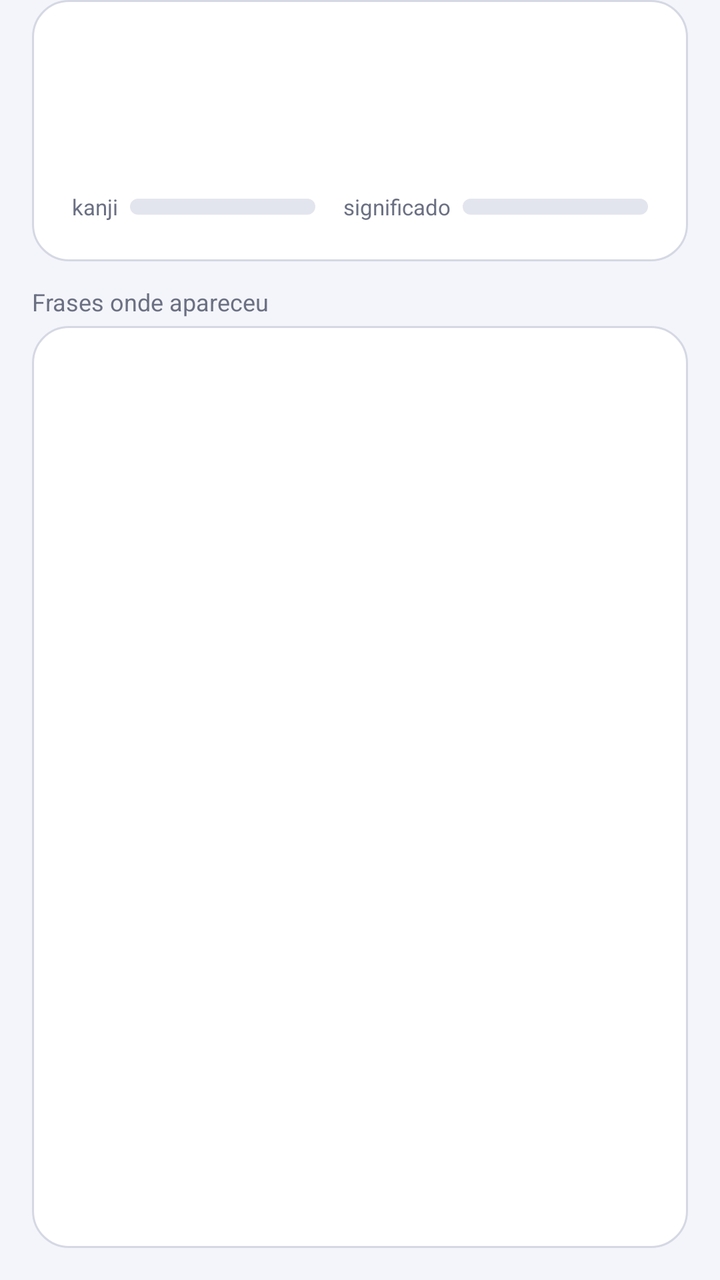
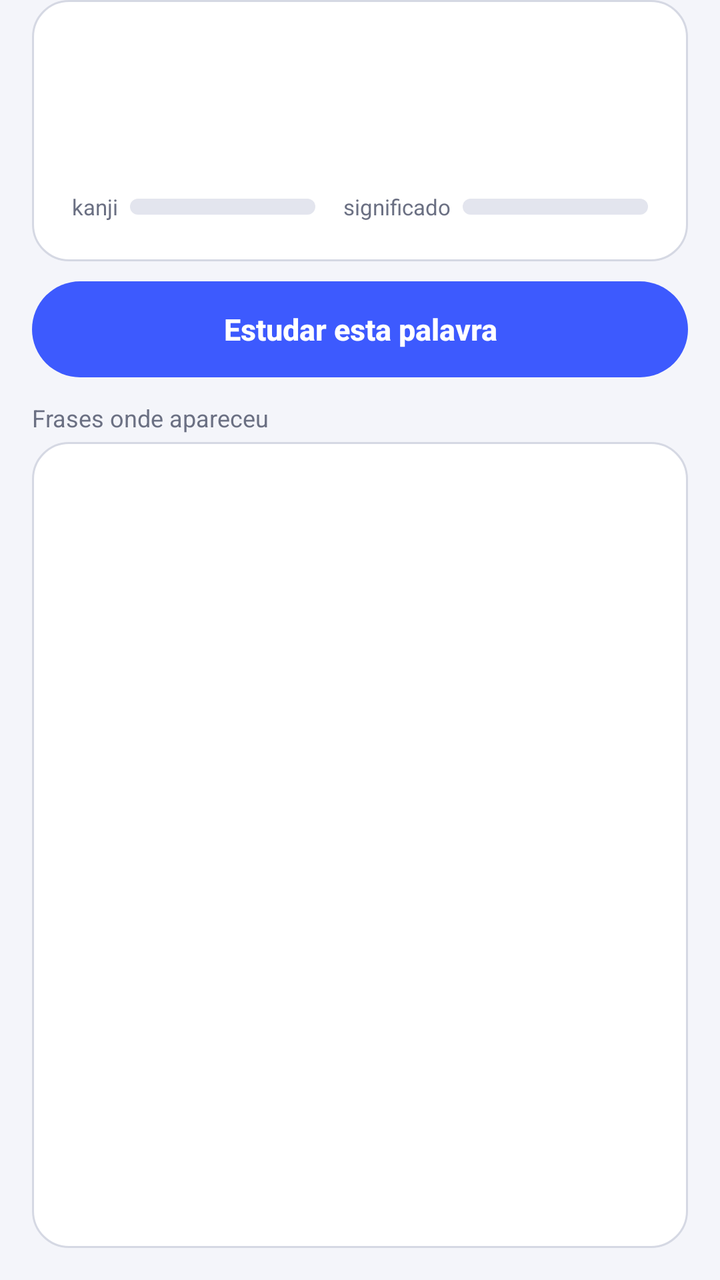

Before-and-after screenshots of an Android layout around one commit, followed by the original layout XML and the change that was made.
<!-- AndroidManifest.xml: application theme Theme.LegendaJP -->
<!-- res/layout/activity_vocab_detail.xml -->
<?xml version="1.0" encoding="utf-8"?>
<LinearLayout xmlns:android="http://schemas.android.com/apk/res/android"
    android:layout_width="match_parent"
    android:layout_height="match_parent"
    android:orientation="vertical"
    android:paddingStart="16dp"
    android:paddingEnd="16dp"
    android:paddingBottom="16dp">

    <LinearLayout
        android:layout_width="match_parent"
        android:layout_height="wrap_content"
        android:orientation="vertical"
        android:background="@drawable/bg_card"
        android:padding="20dp">

        <LinearLayout
            android:layout_width="match_parent"
            android:layout_height="wrap_content"
            android:orientation="horizontal"
            android:gravity="bottom">

            <TextView
                android:id="@+id/base"
                android:layout_width="wrap_content"
                android:layout_height="wrap_content"
                android:textColor="@color/saved_word"
                android:textSize="32sp"
                android:textStyle="bold" />

            <TextView
                android:id="@+id/reading"
                android:layout_width="wrap_content"
                android:layout_height="wrap_content"
                android:layout_marginStart="12dp"
                android:paddingBottom="5dp"
                android:textColor="@color/text_secondary"
                android:textSize="16sp" />
        </LinearLayout>

        <TextView
            android:id="@+id/meta"
            android:layout_width="match_parent"
            android:layout_height="wrap_content"
            android:layout_marginTop="4dp"
            android:textColor="@color/text_secondary"
            android:textSize="14sp" />

        <LinearLayout
            android:layout_width="match_parent"
            android:layout_height="wrap_content"
            android:layout_marginTop="10dp"
            android:orientation="horizontal"
            android:gravity="center_vertical">

            <TextView android:layout_width="wrap_content" android:layout_height="wrap_content" android:text="kanji" android:textColor="@color/text_secondary" android:textSize="11sp" />
            <ProgressBar android:id="@+id/barKanji" style="?android:attr/progressBarStyleHorizontal" android:layout_width="0dp" android:layout_height="8dp" android:layout_weight="1" android:layout_marginStart="6dp" android:layout_marginEnd="14dp" android:max="100" android:progressDrawable="@drawable/level_progress" />
            <TextView android:layout_width="wrap_content" android:layout_height="wrap_content" android:text="significado" android:textColor="@color/text_secondary" android:textSize="11sp" />
            <ProgressBar android:id="@+id/barMeaning" style="?android:attr/progressBarStyleHorizontal" android:layout_width="0dp" android:layout_height="8dp" android:layout_weight="1" android:layout_marginStart="6dp" android:max="100" android:progressDrawable="@drawable/level_progress" />
        </LinearLayout>
    </LinearLayout>

    <TextView
        android:layout_width="match_parent"
        android:layout_height="wrap_content"
        android:layout_marginTop="12dp"
        android:layout_marginBottom="4dp"
        android:text="Frases onde apareceu"
        android:textColor="@color/text_secondary"
        android:textSize="12sp" />

    <ListView
        android:id="@+id/occ"
        android:layout_width="match_parent"
        android:layout_height="0dp"
        android:layout_weight="1"
        android:background="@drawable/bg_card"
        android:divider="@color/outline"
        android:dividerHeight="1dp"
        android:paddingTop="4dp"
        android:paddingBottom="4dp"
        android:clipToPadding="false" />
</LinearLayout>
<!-- resources referenced by this layout -->
<resources>
  <color name="outline">#D5D8E3</color>
  <color name="saved_word">#5B4FE8</color>
  <color name="text_secondary">#6B7083</color>
  <!-- drawable bg_card (drawable) -->
  <?xml version="1.0" encoding="utf-8"?>
  <shape xmlns:android="http://schemas.android.com/apk/res/android" android:shape="rectangle">
      <solid android:color="@color/card" />
      <stroke android:width="1dp" android:color="@color/outline" />
      <corners android:radius="18dp" />
  </shape>
  <!-- drawable level_progress (drawable) -->
  <?xml version="1.0" encoding="utf-8"?>
  <layer-list xmlns:android="http://schemas.android.com/apk/res/android">
      <item android:id="@android:id/background">
          <shape android:shape="rectangle">
              <solid android:color="@color/level_track" />
              <corners android:radius="4dp" />
          </shape>
      </item>
      <item android:id="@android:id/progress">
          <clip>
              <shape android:shape="rectangle">
                  <solid android:color="@color/accent" />
                  <corners android:radius="4dp" />
              </shape>
          </clip>
      </item>
  </layer-list>
  <style name="Theme.LegendaJP" parent="@android:style/Theme.DeviceDefault.DayNight">
          <item name="android:colorPrimary">@color/primary</item>
          <item name="android:colorAccent">@color/accent</item>
          <item name="android:windowBackground">@color/background</item>
          <item name="android:statusBarColor">@color/background</item>
          <item name="android:navigationBarColor">@color/background</item>
          <item name="android:windowLightStatusBar">true</item>
          <item name="android:windowLightNavigationBar">true</item>
          <item name="android:textColorPrimary">@color/text</item>
          <item name="android:textColorSecondary">@color/text_secondary</item>
          <item name="android:actionBarStyle">@style/LegendaJP.ActionBar</item>
      </style>
  <color name="card">#FFFFFF</color>
  <color name="level_track">#E3E5EE</color>
  <color name="accent">#3D5AFE</color>
  <color name="primary">#1E2A5A</color>
  <color name="background">#F4F5FA</color>
  <color name="text">#1A1C23</color>
  <style name="LegendaJP.ActionBar" parent="@android:style/Widget.DeviceDefault.ActionBar.Solid">
          <item name="android:background">@color/background</item>
          <item name="android:elevation">0dp</item>
          <item name="android:titleTextStyle">@style/LegendaJP.ActionBar.Title</item>
      </style>
  <style name="LegendaJP.ActionBar.Title" parent="@android:style/TextAppearance.DeviceDefault.Widget.ActionBar.Title">
          <item name="android:textColor">@color/text</item>
          <item name="android:textStyle">bold</item>
      </style>
</resources>

<!-- the commit's change to res/layout/activity_vocab_detail.xml (unified diff, before → after) -->
@@ -60,6 +60,56 @@
         </LinearLayout>
     </LinearLayout>
 
+    <LinearLayout
+        android:id="@+id/strokeBox"
+        android:layout_width="match_parent"
+        android:layout_height="wrap_content"
+        android:layout_marginTop="10dp"
+        android:orientation="vertical"
+        android:background="@drawable/bg_card"
+        android:padding="12dp"
+        android:visibility="gone">
+
+        <TextView
+            android:layout_width="match_parent"
+            android:layout_height="wrap_content"
+            android:text="Como escrever (toque num kanji para repetir)"
+            android:textColor="@color/text_secondary"
+            android:textSize="12sp" />
+
+        <HorizontalScrollView
+            android:layout_width="match_parent"
+            android:layout_height="wrap_content"
+            android:layout_marginTop="4dp">
+
+            <LinearLayout
+                android:id="@+id/strokeRow"
+                android:layout_width="wrap_content"
+                android:layout_height="wrap_content"
+                android:orientation="horizontal" />
+        </HorizontalScrollView>
+
+        <TextView
+            android:id="@+id/kanjiInfo"
+            android:layout_width="match_parent"
+            android:layout_height="wrap_content"
+            android:layout_marginTop="8dp"
+            android:textColor="@color/text"
+            android:textSize="14sp"
+            android:lineSpacingExtra="3dp"
+            android:textIsSelectable="true" />
+    </LinearLayout>
+
+    <Button
+        android:id="@+id/btnStudyWord"
+        style="@style/Button.Primary"
+        android:layout_width="match_parent"
+        android:layout_height="wrap_content"
+        android:layout_marginTop="10dp"
+        android:minHeight="48dp"
+        android:textSize="15sp"
+        android:text="Estudar esta palavra" />
+
     <TextView
         android:layout_width="match_parent"
         android:layout_height="wrap_content"
<!-- resource entries referenced after the edit -->
@@ -28,6 +28,15 @@
           </clip>
       </item>
   </layer-list>
+  <style name="Button.Primary" parent="@android:style/Widget.DeviceDefault.Button">
+          <item name="android:background">@drawable/bg_button_primary</item>
+          <item name="android:textColor">#FFFFFF</item>
+          <item name="android:textSize">17sp</item>
+          <item name="android:textStyle">bold</item>
+          <item name="android:textAllCaps">false</item>
+          <item name="android:minHeight">56dp</item>
+          <item name="android:stateListAnimator">@null</item>
+      </style>
   <style name="Theme.LegendaJP" parent="@android:style/Theme.DeviceDefault.DayNight">
           <item name="android:colorPrimary">@color/primary</item>
           <item name="android:colorAccent">@color/accent</item>
@@ -43,6 +52,16 @@
   <color name="card">#FFFFFF</color>
   <color name="level_track">#E3E5EE</color>
   <color name="accent">#3D5AFE</color>
+  <!-- drawable bg_button_primary (drawable) -->
+  <?xml version="1.0" encoding="utf-8"?>
+  <ripple xmlns:android="http://schemas.android.com/apk/res/android" android:color="#33FFFFFF">
+      <item>
+          <shape android:shape="rectangle">
+              <solid android:color="@color/accent" />
+              <corners android:radius="28dp" />
+          </shape>
+      </item>
+  </ripple>
   <color name="primary">#1E2A5A</color>
   <color name="background">#F4F5FA</color>
   <color name="text">#1A1C23</color>
